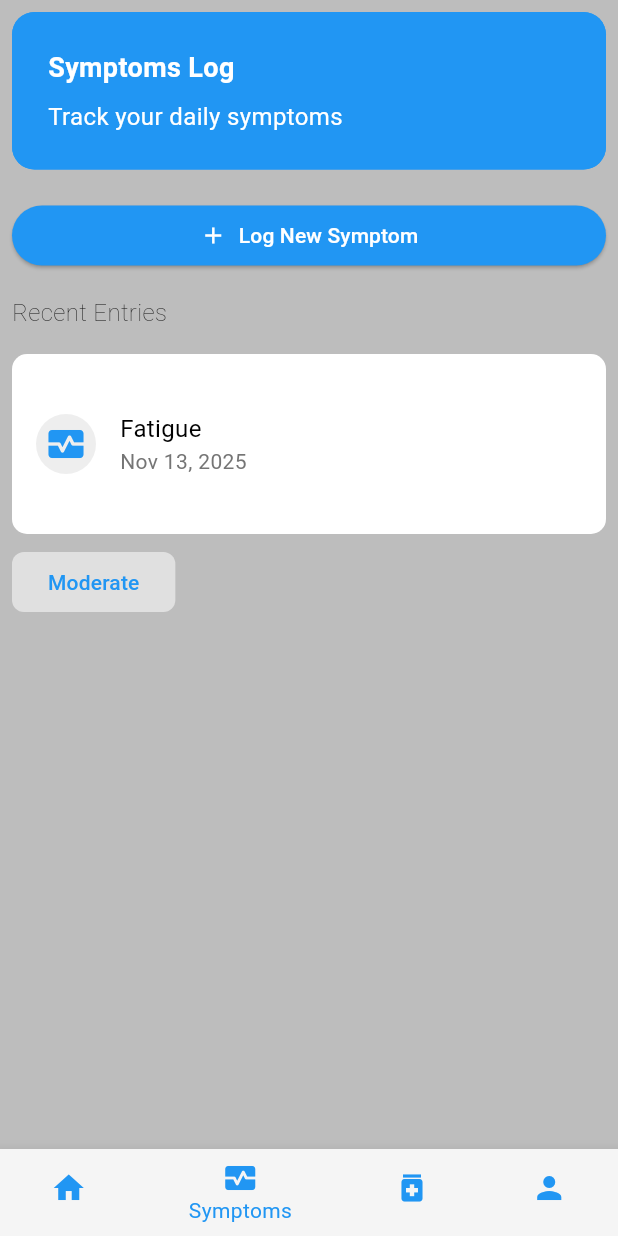
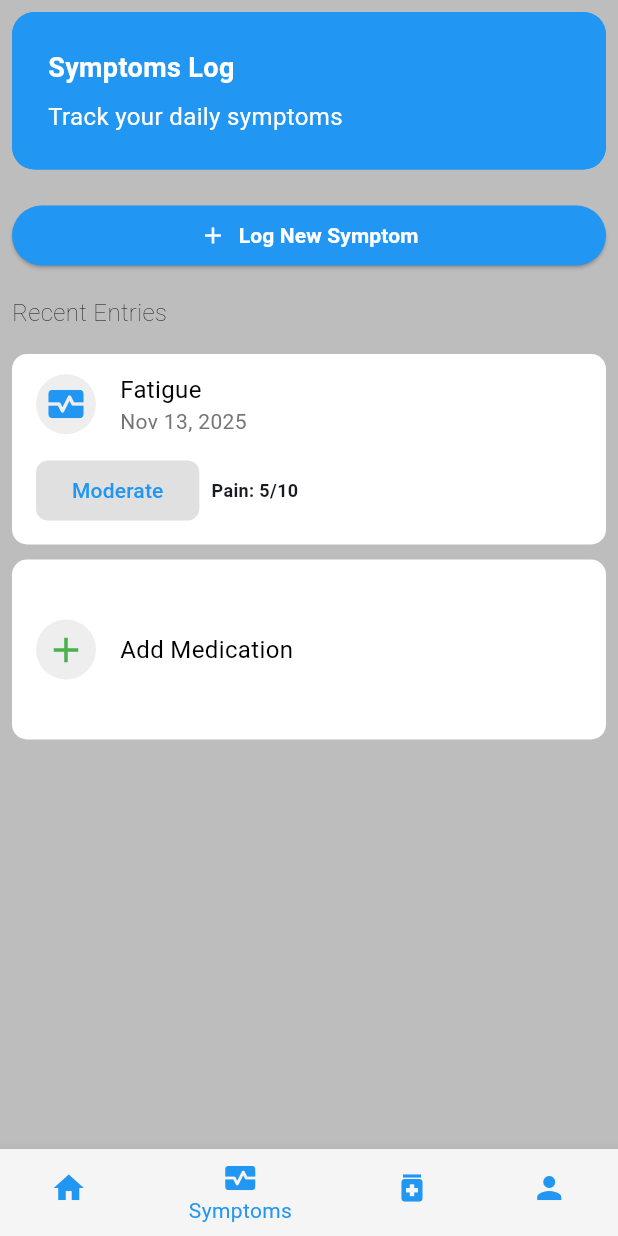
Before and after one commit to JoyObidife/myhealthdiary_app, a Flutter app: the screen it shows after launch, item 2 of the bottom bar chosen, on a phone screen of 412 x 824 dp. Run offline on Flutter 3.47's test engine with Material 3 defaults, Android fonts, the phone set to English and light mode, and no system bars.

Commit message:
changes done on 12th jan

```diff
--- a/lib/pages/symptoms_page.dart
+++ b/lib/pages/symptoms_page.dart
@@ -1,4 +1,5 @@
 import 'package:flutter/material.dart';
+import 'package:myhealthdiary_app/widget/card_view.dart';
 
 class SymptomsPage extends StatefulWidget {
   const SymptomsPage({super.key});
@@ -59,7 +60,7 @@ class _SymptomsPageState extends State<SymptomsPage> {
                       SizedBox(width: 8),
                       Text(
                         "Log New Symptom",
-                        style: TextStyle(color: Colors.white),
+                        style: TextStyle(color: Colors.white, fontWeight: FontWeight.bold),
                       ),
                     ],
                   ),
@@ -78,14 +79,39 @@ class _SymptomsPageState extends State<SymptomsPage> {
               SizedBox(height: 16),
               Column(
                 children: [
-                  _buildCardView(
-                    icon: Icons.monitor_heart,
-                    color: Colors.blue,
-                    title: "Fatigue",
-                    subtitle: "Nov 13, 2025",
-                    onTap: () {},
+                  Container(
+                    padding: EdgeInsets.symmetric(horizontal: 16, vertical: 12),
+                    decoration: BoxDecoration(
+                      color: Colors.white,
+                      borderRadius: BorderRadius.circular(10),
                     ),
-                  SizedBox(height: 8),
+                    child: Column(
+                      crossAxisAlignment: CrossAxisAlignment.start,
+                      children: [
+                        Row(
+                          children: [
+                            CircleAvatar(
+                              radius: 20,
+                              backgroundColor: Colors.grey.shade200,
+                              child: Icon(Icons.monitor_heart, color: Colors.blue, size: 28),
+                            ),
+                            SizedBox(width: 16),
+                            Column(
+                              crossAxisAlignment: CrossAxisAlignment.start,
+                              children: [
+                                Text(
+                                  "Fatigue",
+                                  style: TextStyle(fontSize: 16, color: Colors.black),
+                                ),
+                                Text(
+                                  "Nov 13, 2025",
+                                  style: TextStyle(fontSize: 14, color: Colors.grey.shade600),
+                                ),
+                              ],
+                            ),
+                          ],
+                        ),
+                        SizedBox(height: 12),
                         Row(
                           children: [
                             ElevatedButton(
@@ -98,63 +124,28 @@ class _SymptomsPageState extends State<SymptomsPage> {
                               ),
                               child: Text("Moderate"),
                             ),
+                            SizedBox(width: 8,),
+                            Text("Pain: 5/10", style: TextStyle(fontSize: 12, fontWeight: FontWeight.bold),),
                           ],
+                        ),
+                      ],
+                    ),
+                  ),
+                  SizedBox(height: 10),
+                  buildCardView(
+                    height: 120,
+                    icon: Icons.add,
+                    title: "Add Medication",
+                    color: Colors.green,
+                    onTap: () {},
                   ),
                 ],
               ),
             ],
           ),
+
         ),
       ),
     );
   }
 }
-
-Widget _buildCardView({
-  required IconData icon,
-  required String title,
-  String? subtitle,
-  required VoidCallback onTap,
-  required Color color, // icon color
-  double height = 120,
-}) {
-  return Container(
-    height: height,
-    width: double.infinity,
-    decoration: BoxDecoration(
-      color: Colors.white,
-      borderRadius: BorderRadius.circular(10),
-    ),
-    child: GestureDetector(
-      onTap: onTap,
-      child: Padding(
-        padding: EdgeInsets.symmetric(horizontal: 16, vertical: 12),
-        child: Row(
-          children: [
-            CircleAvatar(
-              radius: 20,
-              backgroundColor: Colors.grey.shade200,
-              child: Icon(icon, color: color, size: 28),
-            ),
-            SizedBox(width: 16),
-            Column(
-              crossAxisAlignment: CrossAxisAlignment.start,
-              mainAxisSize: MainAxisSize.min,
-              children: [
-                Text(
-                  title,
-                  style: TextStyle(fontSize: 16, color: Colors.black),
-                ),
-                if (subtitle != null)
-                  Text(
-                    subtitle,
-                    style: TextStyle(fontSize: 14, color: Colors.grey.shade600),
-                  ),
-              ],
-            ),
-          ],
-        ),
-      ),
-    ),
-  );
-}
--- /dev/null
+++ b/lib/widget/card_view.dart
@@ -0,0 +1,50 @@
+import 'package:flutter/material.dart';
+
+Widget buildCardView({
+  required IconData icon,
+  required String title,
+  String? subtitle,
+  required VoidCallback onTap,
+  required Color color, // icon color
+  double? height,
+}) {
+  return Container(
+    height: height,
+    width: double.infinity,
+    decoration: BoxDecoration(
+      color: Colors.white,
+      borderRadius: BorderRadius.circular(10),
+    ),
+    child: GestureDetector(
+      onTap: onTap,
+      child: Padding(
+        padding: EdgeInsets.symmetric(horizontal: 16, vertical: 12),
+        child: Row(
+          children: [
+            CircleAvatar(
+              radius: 20,
+              backgroundColor: Colors.grey.shade200,
+              child: Icon(icon, color: color, size: 28),
+            ),
+            SizedBox(width: 16),
+            Column(
+              crossAxisAlignment: CrossAxisAlignment.start,
+              mainAxisSize: MainAxisSize.min,
+              children: [
+                Text(
+                  title,
+                  style: TextStyle(fontSize: 16, color: Colors.black),
+                ),
+                if (subtitle != null)
+                  Text(
+                    subtitle,
+                    style: TextStyle(fontSize: 14, color: Colors.grey.shade600),
+                  ),
+              ],
+            ),
+          ],
+        ),
+      ),
+    ),
+  );
+}
```
Also changed, not shown: lib/pages/home_page.dart (+8 -59 lines). Lines whose indentation alone changed are shown as unchanged.
